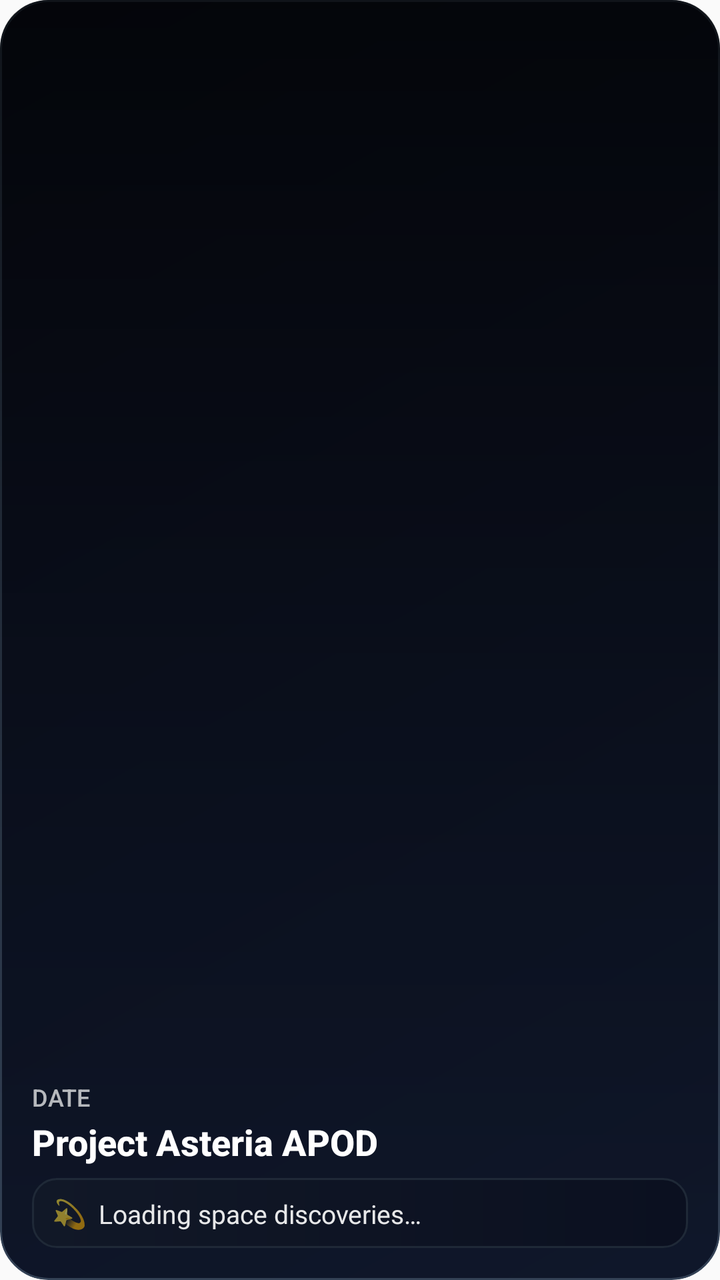
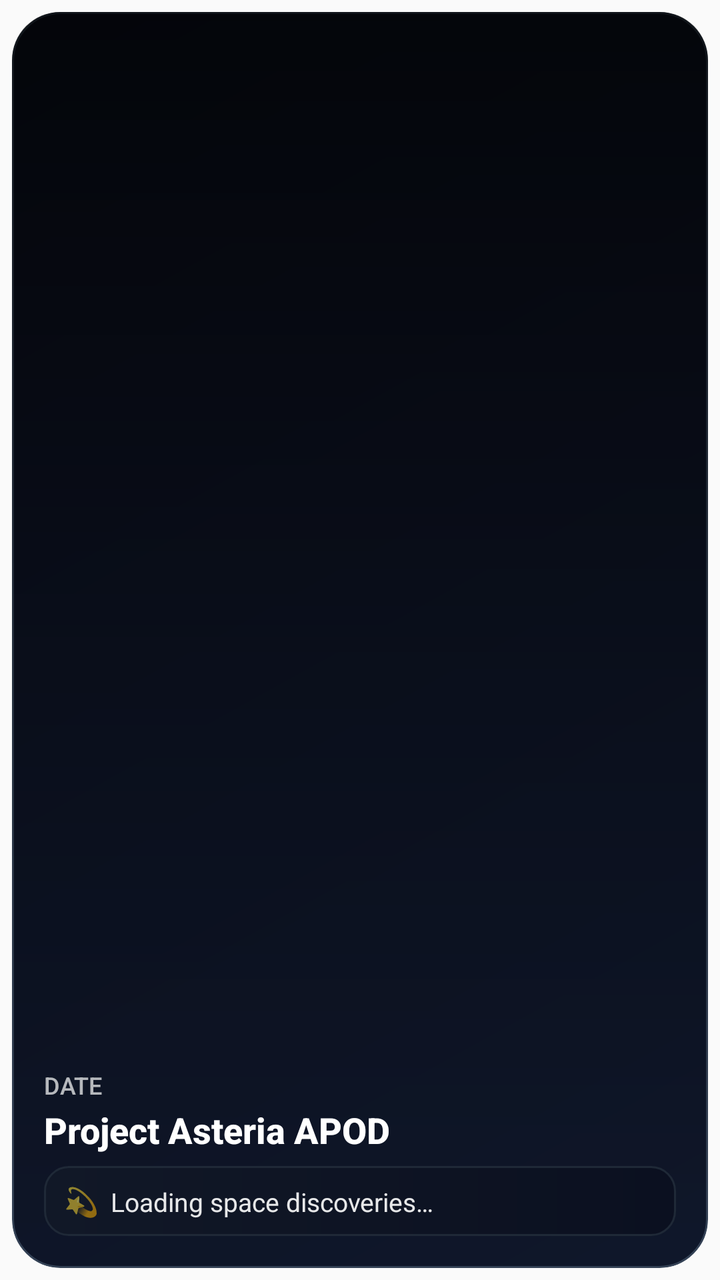

An Android layout rendered at two revisions. The XML below is the earlier revision; the diff shows what the commit changed to produce the second picture.
<!-- AndroidManifest.xml: application theme Theme.ProjectAsteria -->
<!-- res/layout/asteria_app_widget.xml -->
<?xml version="1.0" encoding="utf-8"?>
<RelativeLayout xmlns:android="http://schemas.android.com/apk/res/android"
    android:id="@+id/widget_main_card"
    android:layout_width="match_parent"
    android:layout_height="match_parent"
    android:background="@drawable/widget_background"
    android:clipToOutline="true"
    android:outlineProvider="background">

    
    <ImageView
        android:id="@+id/widget_image"
        android:layout_width="match_parent"
        android:layout_height="match_parent"
        android:scaleType="centerCrop"
        android:contentDescription="@string/widget_image_content_description" />

    
    <ImageView
        android:layout_width="match_parent"
        android:layout_height="match_parent"
        android:background="@drawable/widget_gradient_overlay" />

    
    <LinearLayout
        android:layout_width="match_parent"
        android:layout_height="wrap_content"
        android:layout_alignParentBottom="true"
        android:orientation="vertical"
        android:padding="16dp">

        <TextView
            android:id="@+id/widget_date"
            android:layout_width="wrap_content"
            android:layout_height="wrap_content"
            android:fontFamily="sans-serif-medium"
            android:text="@string/widget_date_placeholder"
            android:textColor="#B3FFFFFF"
            android:textSize="12sp"
            android:textAllCaps="true" />

        <TextView
            android:id="@+id/widget_title"
            android:layout_width="match_parent"
            android:layout_height="wrap_content"
            android:layout_marginTop="2dp"
            android:ellipsize="end"
            android:fontFamily="sans-serif-medium"
            android:maxLines="2"
            android:text="@string/widget_title_placeholder"
            android:textColor="#FFFFFF"
            android:textSize="18sp"
            android:textStyle="bold" />
            
        <LinearLayout
            android:layout_width="match_parent"
            android:layout_height="wrap_content"
            android:layout_marginTop="6dp"
            android:background="@drawable/widget_fact_background"
            android:orientation="horizontal"
            android:paddingHorizontal="10dp"
            android:paddingVertical="8dp">
            
            <TextView
                android:layout_width="wrap_content"
                android:layout_height="wrap_content"
                android:layout_marginEnd="6dp"
                android:text="@string/widget_sparkle_emoji"
                android:textSize="14sp" />
                
            <TextView
                android:id="@+id/widget_fact"
                android:layout_width="match_parent"
                android:layout_height="wrap_content"
                android:ellipsize="end"
                android:fontFamily="sans-serif"
                android:maxLines="2"
                android:text="@string/widget_loading_text"
                android:textColor="#E6FFFFFF"
                android:textSize="13sp" />
                
        </LinearLayout>
    </LinearLayout>

</RelativeLayout>
<!-- resources referenced by this layout -->
<resources>
  <!-- drawable widget_background (drawable) -->
  <?xml version="1.0" encoding="utf-8"?>
  
  <shape xmlns:android="http://schemas.android.com/apk/res/android">
      <gradient
          android:angle="135"
          android:endColor="#0B1020"
          android:startColor="#0F172A"
          android:type="linear" />
      <corners android:radius="24dp" />
      <stroke
          android:width="1dp"
          android:color="#334155" />
  </shape>
  <!-- drawable widget_fact_background (drawable) -->
  <?xml version="1.0" encoding="utf-8"?>
  
  <shape xmlns:android="http://schemas.android.com/apk/res/android">
      <gradient
          android:angle="0"
          android:endColor="#0B1020"
          android:startColor="#111827"
          android:type="linear" />
      <corners android:radius="12dp" />
      <stroke
          android:width="1dp"
          android:color="#1F2937" />
  </shape>
  <!-- drawable widget_gradient_overlay (drawable) -->
  <?xml version="1.0" encoding="utf-8"?>
  
  <shape xmlns:android="http://schemas.android.com/apk/res/android">
      <gradient
          android:angle="90"
          android:startColor="#00000000"
          android:centerColor="#4D000000"
          android:endColor="#B3000000"
          android:type="linear" />
  </shape>
  <string name="widget_date_placeholder" translatable="false">Date</string>
  <string name="widget_image_content_description" translatable="false">Space Image</string>
  <string name="widget_loading_text" translatable="false">Loading space discoveries…</string>
  <string name="widget_sparkle_emoji" translatable="false">💫</string>
  <string name="widget_title_placeholder" translatable="false">Project Asteria APOD</string>
  <style name="Theme.ProjectAsteria" parent="android:Theme.Material.Light.NoActionBar" />
</resources>

<!-- the commit's change to res/layout/asteria_app_widget.xml (unified diff, before → after) -->
@@ -1,85 +1,92 @@
 <?xml version="1.0" encoding="utf-8"?>
-<RelativeLayout xmlns:android="http://schemas.android.com/apk/res/android"
-    android:id="@+id/widget_main_card"
+<FrameLayout xmlns:android="http://schemas.android.com/apk/res/android"
+    android:id="@android:id/background"
     android:layout_width="match_parent"
     android:layout_height="match_parent"
-    android:background="@drawable/widget_background"
-    android:clipToOutline="true"
-    android:outlineProvider="background">
+    android:padding="6dp">
 
-    
-    <ImageView
-        android:id="@+id/widget_image"
+    <RelativeLayout
+        android:id="@+id/widget_main_card"
         android:layout_width="match_parent"
         android:layout_height="match_parent"
-        android:scaleType="centerCrop"
-        android:contentDescription="@string/widget_image_content_description" />
+        android:background="@drawable/widget_background"
+        android:clipToOutline="true"
+        android:outlineProvider="background">
 
-    
-    <ImageView
-        android:layout_width="match_parent"
-        android:layout_height="match_parent"
-        android:background="@drawable/widget_gradient_overlay" />
+        
+        <ImageView
+            android:id="@+id/widget_image"
+            android:layout_width="match_parent"
+            android:layout_height="match_parent"
+            android:scaleType="centerCrop"
+            android:contentDescription="@string/widget_image_content_description" />
 
-    
-    <LinearLayout
-        android:layout_width="match_parent"
-        android:layout_height="wrap_content"
-        android:layout_alignParentBottom="true"
-        android:orientation="vertical"
-        android:padding="16dp">
+        
+        <ImageView
+            android:layout_width="match_parent"
+            android:layout_height="match_parent"
+            android:background="@drawable/widget_gradient_overlay" />
 
-        <TextView
-            android:id="@+id/widget_date"
-            android:layout_width="wrap_content"
-            android:layout_height="wrap_content"
-            android:fontFamily="sans-serif-medium"
-            android:text="@string/widget_date_placeholder"
-            android:textColor="#B3FFFFFF"
-            android:textSize="12sp"
-            android:textAllCaps="true" />
-
-        <TextView
-            android:id="@+id/widget_title"
-            android:layout_width="match_parent"
-            android:layout_height="wrap_content"
-            android:layout_marginTop="2dp"
-            android:ellipsize="end"
-            android:fontFamily="sans-serif-medium"
-            android:maxLines="2"
-            android:text="@string/widget_title_placeholder"
-            android:textColor="#FFFFFF"
-            android:textSize="18sp"
-            android:textStyle="bold" />
-            
+        
         <LinearLayout
             android:layout_width="match_parent"
             android:layout_height="wrap_content"
-            android:layout_marginTop="6dp"
-            android:background="@drawable/widget_fact_background"
-            android:orientation="horizontal"
-            android:paddingHorizontal="10dp"
-            android:paddingVertical="8dp">
-            
+            android:layout_alignParentBottom="true"
+            android:orientation="vertical"
+            android:padding="16dp">
+
             <TextView
+                android:id="@+id/widget_date"
                 android:layout_width="wrap_content"
                 android:layout_height="wrap_content"
-                android:layout_marginEnd="6dp"
-                android:text="@string/widget_sparkle_emoji"
-                android:textSize="14sp" />
-                
+                android:fontFamily="sans-serif-medium"
+                android:text="@string/widget_date_placeholder"
+                android:textColor="#B3FFFFFF"
+                android:textSize="12sp"
+                android:textAllCaps="true" />
+
             <TextView
-                android:id="@+id/widget_fact"
+                android:id="@+id/widget_title"
                 android:layout_width="match_parent"
                 android:layout_height="wrap_content"
+                android:layout_marginTop="2dp"
                 android:ellipsize="end"
-                android:fontFamily="sans-serif"
+                android:fontFamily="sans-serif-medium"
                 android:maxLines="2"
-                android:text="@string/widget_loading_text"
-                android:textColor="#E6FFFFFF"
-                android:textSize="13sp" />
-                
+                android:text="@string/widget_title_placeholder"
+                android:textColor="#FFFFFF"
+                android:textSize="18sp"
+                android:textStyle="bold" />
+
+            <LinearLayout
+                android:layout_width="match_parent"
+                android:layout_height="wrap_content"
+                android:layout_marginTop="6dp"
+                android:background="@drawable/widget_fact_background"
+                android:orientation="horizontal"
+                android:paddingHorizontal="10dp"
+                android:paddingVertical="8dp">
+
+                <TextView
+                    android:layout_width="wrap_content"
+                    android:layout_height="wrap_content"
+                    android:layout_marginEnd="6dp"
+                    android:text="@string/widget_sparkle_emoji"
+                    android:textSize="14sp" />
+
+                <TextView
+                    android:id="@+id/widget_fact"
+                    android:layout_width="match_parent"
+                    android:layout_height="wrap_content"
+                    android:ellipsize="end"
+                    android:fontFamily="sans-serif"
+                    android:maxLines="2"
+                    android:text="@string/widget_loading_text"
+                    android:textColor="#E6FFFFFF"
+                    android:textSize="13sp" />
+
+            </LinearLayout>
         </LinearLayout>
-    </LinearLayout>
 
-</RelativeLayout>
+    </RelativeLayout>
+</FrameLayout>
